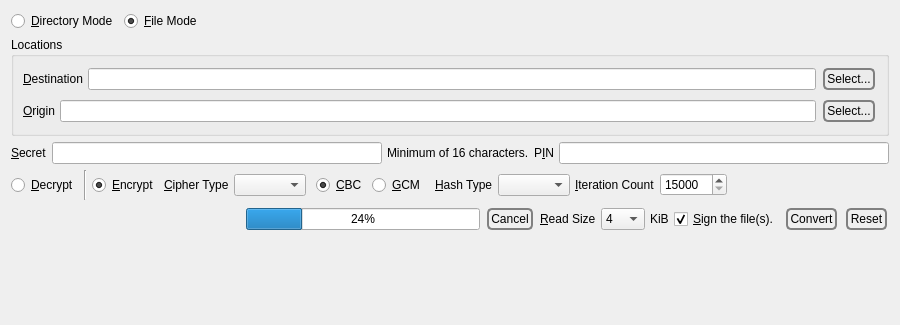
First picture: the form in branches/trunk/GoldBug-UI/spot-on-encryptfile-page.ui, repository textbrowser/spot-on, before the edit.
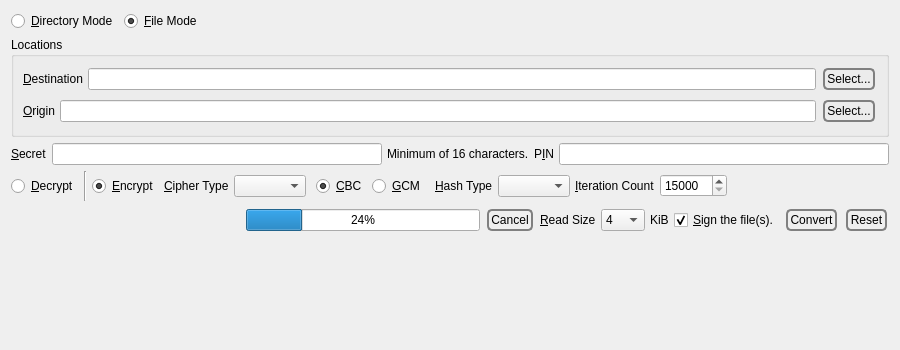
Second picture: the form after the edit.

Patch:
```diff
--- a/branches/trunk/GoldBug-UI/spot-on-encryptfile-page.ui
+++ b/branches/trunk/GoldBug-UI/spot-on-encryptfile-page.ui
@@ -7,7 +7,7 @@
     <x>0</x>
     <y>0</y>
     <width>900</width>
-    <height>325</height>
+    <height>350</height>
    </rect>
   </property>
   <property name="windowTitle">
```
